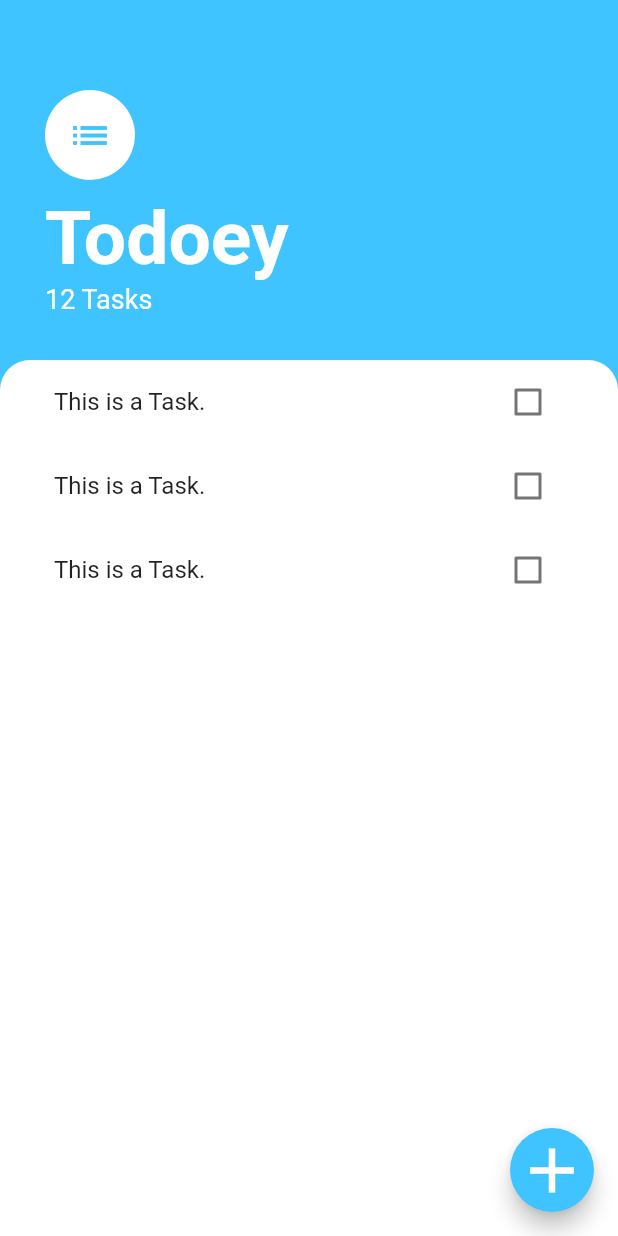
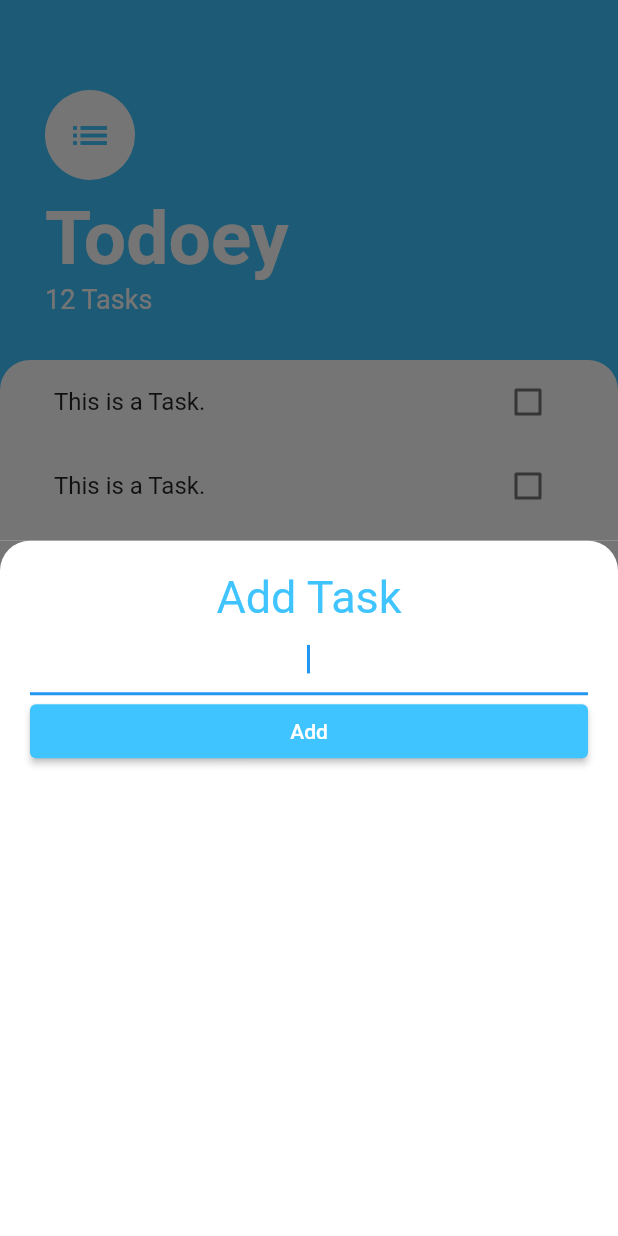
Before and after one commit to iamoguzhanarslantas/todoey_flutter, a Flutter app: the screen it shows after launch, after a tap on the "add" icon, on a phone screen of 412 x 824 dp. Run offline on Flutter 3.47's test engine with Material 2 defaults, Android fonts, the phone set to English and light mode, and no system bars.

Commit message:
add task screen and update checkbox state

```diff
--- a/lib/main.dart
+++ b/lib/main.dart
@@ -1,6 +1,5 @@
 import 'package:flutter/material.dart';
-
-import 'screens/screens.dart';
+import 'package:todoey_flutter/screens/screens.dart';
 
 void main() {
   runApp(const MyApp());
--- /dev/null
+++ b/lib/screens/add_task_screen.dart
@@ -0,0 +1,46 @@
+import 'package:flutter/material.dart';
+
+class AddTaskScreen extends StatelessWidget {
+  const AddTaskScreen({super.key});
+
+  @override
+  Widget build(BuildContext context) {
+    return ColoredBox(
+      color: const Color(0xff757575),
+      child: Container(
+        padding: const EdgeInsets.all(20),
+        decoration: const BoxDecoration(
+          color: Colors.white,
+          borderRadius: BorderRadius.only(
+            topLeft: Radius.circular(20),
+            topRight: Radius.circular(20),
+          ),
+        ),
+        child: Column(
+          crossAxisAlignment: CrossAxisAlignment.stretch,
+          children: [
+            const Text(
+              'Add Task',
+              textAlign: TextAlign.center,
+              style: TextStyle(
+                fontSize: 30,
+                color: Colors.lightBlueAccent,
+              ),
+            ),
+            const TextField(
+              autofocus: true,
+              textAlign: TextAlign.center,
+            ),
+            ElevatedButton(
+              onPressed: () {},
+              style: ElevatedButton.styleFrom(
+                backgroundColor: Colors.lightBlueAccent,
+              ),
+              child: const Text('Add'),
+            ),
+          ],
+        ),
+      ),
+    );
+  }
+}
--- a/lib/screens/screens.dart
+++ b/lib/screens/screens.dart
@@ -1 +1,2 @@
 export 'tasks_screen.dart';
+export 'add_task_screen.dart';
--- a/lib/screens/tasks_screen.dart
+++ b/lib/screens/tasks_screen.dart
@@ -1,6 +1,6 @@
 import 'package:flutter/material.dart';
-
-import '../widgets/widgets.dart';
+import 'package:todoey_flutter/screens/screens.dart';
+import 'package:todoey_flutter/widgets/widgets.dart';
 
 class TasksScreen extends StatelessWidget {
   const TasksScreen({super.key});
@@ -10,7 +10,12 @@ class TasksScreen extends StatelessWidget {
     return Scaffold(
       backgroundColor: Colors.lightBlueAccent,
       floatingActionButton: FloatingActionButton(
-        onPressed: () {},
+        onPressed: () {
+          showModalBottomSheet(
+            context: context,
+            builder: (context) => const AddTaskScreen(),
+          );
+        },
         backgroundColor: Colors.lightBlueAccent,
         child: const Icon(
           Icons.add,
--- a/lib/widgets/task_tile.dart
+++ b/lib/widgets/task_tile.dart
@@ -1,18 +1,56 @@
 import 'package:flutter/material.dart';
 
-class TaskTile extends StatelessWidget {
+class TaskTile extends StatefulWidget {
   const TaskTile({
     super.key,
   });
 
   @override
+  State<TaskTile> createState() => _TaskTileState();
+}
+
+class _TaskTileState extends State<TaskTile> {
+  bool isChecked = false;
+
+  @override
   Widget build(BuildContext context) {
     return ListTile(
-      title: const Text('This is a Task.'),
-      trailing: Checkbox(
-        value: false,
-        onChanged: (bool? value) {},
+      title: Text(
+        'This is a Task.',
+        style: TextStyle(
+          decoration:
+              isChecked ? TextDecoration.lineThrough : TextDecoration.none,
+        ),
+      ),
+      trailing: TaskCheckBox(
+        checkBoxState: isChecked,
+        toggleCheckBoxState: (bool? checkBoxState) {
+          setState(
+            () {
+              isChecked = checkBoxState!;
+            },
+          );
+        },
       ),
     );
   }
 }
+
+class TaskCheckBox extends StatelessWidget {
+  final bool checkBoxState;
+  final Function(bool?) toggleCheckBoxState;
+  const TaskCheckBox({
+    super.key,
+    required this.checkBoxState,
+    required this.toggleCheckBoxState,
+  });
+
+  @override
+  Widget build(BuildContext context) {
+    return Checkbox(
+      activeColor: Colors.lightBlueAccent,
+      value: checkBoxState,
+      onChanged: toggleCheckBoxState,
+    );
+  }
+}
--- a/lib/widgets/tasks_list.dart
+++ b/lib/widgets/tasks_list.dart
@@ -1,6 +1,7 @@
 import 'package:flutter/material.dart';
+import 'package:todoey_flutter/widgets/widgets.dart';
 
-import 'widgets.dart';
+
 
 class TasksList extends StatelessWidget {
   const TasksList({
```
